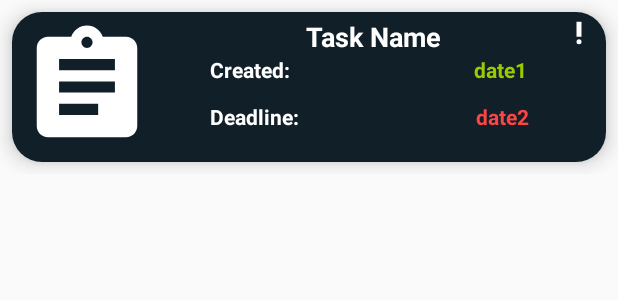
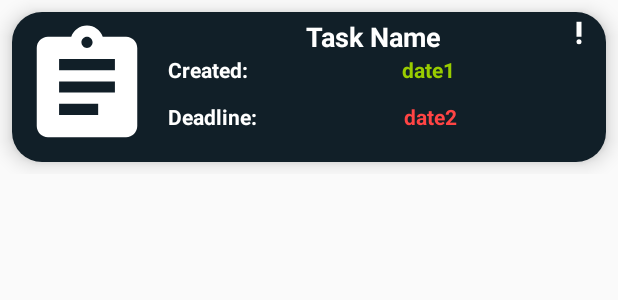
Before and after one commit to NikolaGadze/PMA, an Android app: the layout recycler_view_row.xml on its own in the app's theme, with its tools: preview values and no code run, on a phone screen of 412 x 824 dp. Shown: the top 300 px of the screen. Run offline under Robolectric (Android 15) with nearby library versions, the phone set to English and light mode, and no system bars.

Commit message:
Fixing the UI

```diff
--- a/app/src/main/res/layout/recycler_view_row.xml
+++ b/app/src/main/res/layout/recycler_view_row.xml
@@ -42,6 +42,9 @@
                 android:textColor="@color/white"
                 android:textSize="18sp"
                 android:textStyle="bold"
+                android:maxLines="1"
+                android:maxLength="15"
+                android:ellipsize="end"
                 app:layout_constraintEnd_toEndOf="parent"
                 app:layout_constraintHorizontal_bias="0.446"
                 app:layout_constraintStart_toEndOf="@id/imageViewTaskLogo"
@@ -64,7 +67,7 @@
                 android:id="@+id/created"
                 android:layout_width="wrap_content"
                 android:layout_height="wrap_content"
-                android:layout_marginStart="32dp"
+                android:layout_marginStart="4dp"
                 android:text="Created:  "
                 android:textColor="@color/white"
                 android:textSize="14sp"
@@ -76,7 +79,7 @@
                 android:id="@+id/date1"
                 android:layout_width="wrap_content"
                 android:layout_height="wrap_content"
-                android:layout_marginStart="116dp"
+                android:layout_marginStart="96dp"
                 android:text="date1"
                 android:textColor="@android:color/holo_green_light"
                 android:textSize="14sp"
@@ -88,7 +91,7 @@
                 android:id="@+id/deadline"
                 android:layout_width="wrap_content"
                 android:layout_height="wrap_content"
-                android:layout_marginStart="32dp"
+                android:layout_marginStart="4dp"
                 android:layout_marginTop="12dp"
                 android:text="Deadline:  "
                 android:textColor="@color/white"
@@ -101,7 +104,7 @@
                 android:id="@+id/date2"
                 android:layout_width="wrap_content"
                 android:layout_height="wrap_content"
-                android:layout_marginStart="111dp"
+                android:layout_marginStart="91dp"
                 android:layout_marginTop="12dp"
                 android:text="date2"
                 android:textColor="@android:color/holo_red_light"
```
Also changed, not shown: app/src/main/java/ba/sum/fpmoz/pma/fragments/HomeFragment.java (+13 -14 lines), app/src/main/res/layout/fragment_home.xml (+15 -0 lines).
